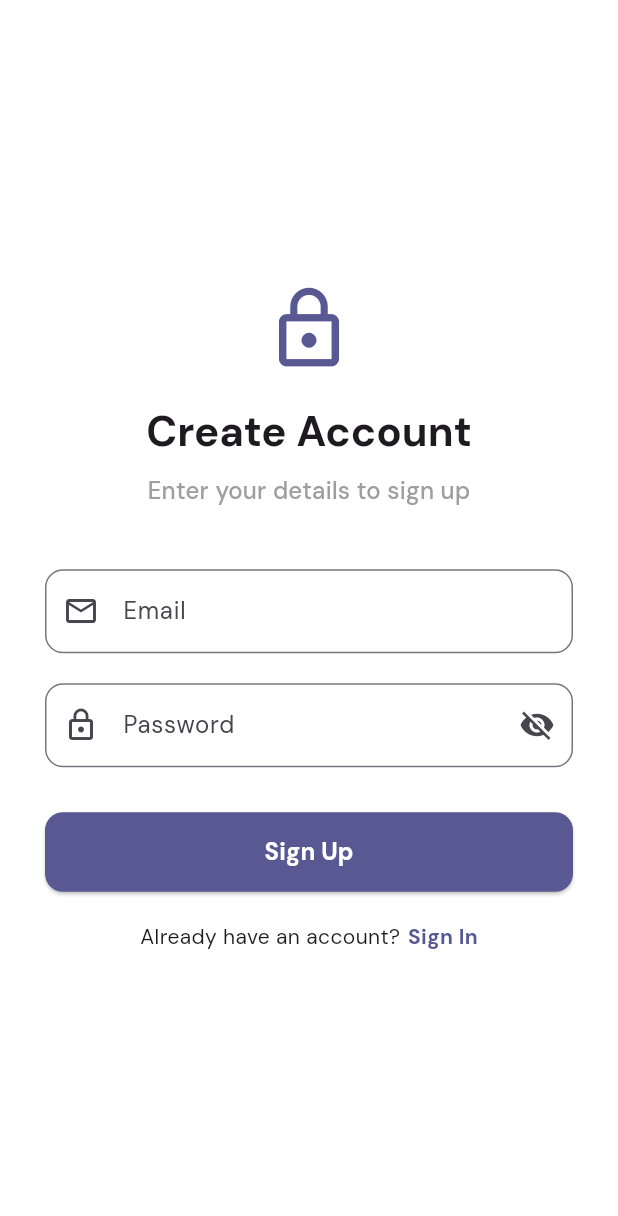
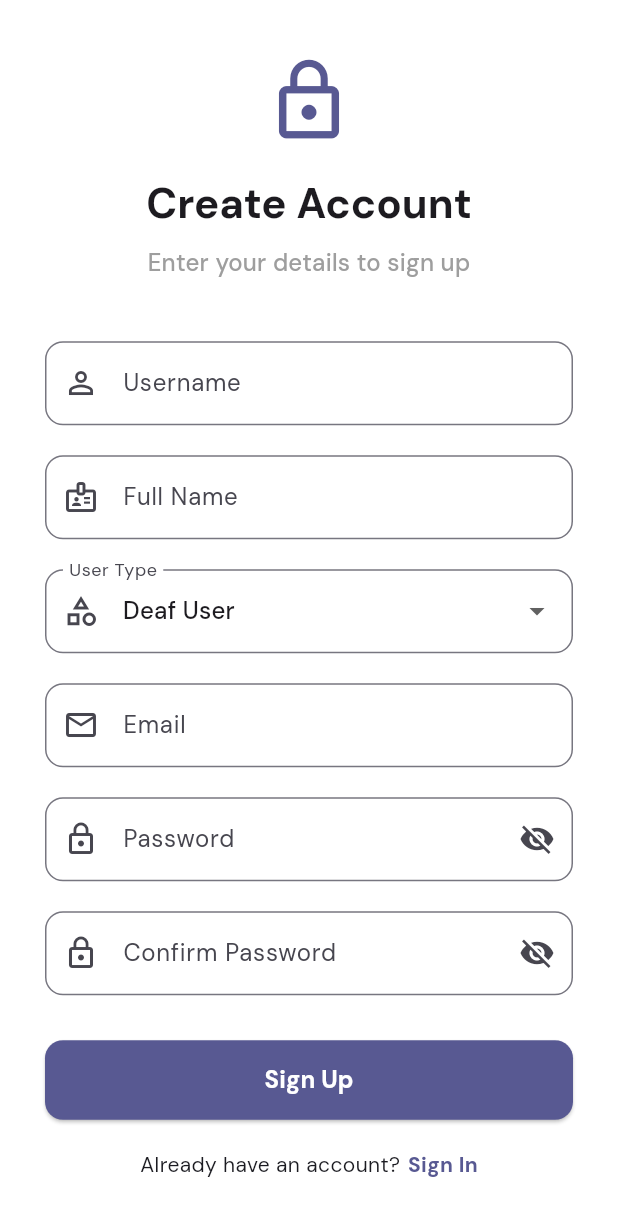
Before and after one commit to Reasondro/ImHEAR, a Flutter app: the screen it shows after launch, after a tap on "Sign In", after a tap on "Sign up", on a phone screen of 412 x 824 dp. Shown: the top 1216 px of the screen. Run offline on Flutter 3.47's test engine with Material 3 defaults, Android fonts, the phone set to English and light mode, and no system bars; our stand-ins replace equatable, flutter_bloc, flutter_dotenv, geolocator, google_fonts, rxdart and 1 more; accounts and stored records are empty.

Commit message:
FINALLY complete auth screen

```diff
--- a/lib/features/auth/presentation/screens/auth_screen.dart
+++ b/lib/features/auth/presentation/screens/auth_screen.dart
@@ -24,6 +24,9 @@ class _AuthScreenState extends State<AuthScreen> {
   bool _isSigningUp = false;
 
   bool _obscurePassword = true;
+  bool _obscureConfirmPassword = true;
+
+  UserRole _selectedRole = UserRole.deaf_user; //? default value just in case
   @override
   void dispose() {
     _usernameController.dispose();
@@ -36,27 +39,19 @@ class _AuthScreenState extends State<AuthScreen> {
 
   void _submitForm() {
     if (_formKey.currentState!.validate()) {
-      final String username = _usernameController.text.trim();
-      final String fullName = _fullNameController.text.trim();
       final String email = _emailController.text.trim();
       final String password = _passwordController.text.trim();
-      final String confirmPassword = _confirmPasswordController.text.trim();
 
       final AuthCubit authCubit = context.read<AuthCubit>();
 
       if (_isSigningUp) {
-        // authCubit.signUp(email, password, username, fullName, "deaf");
-        authCubit.signUp(
-          email,
-          password,
-          "dummy1",
-          "fullName",
-          UserRole.deaf_user,
-        );
+        final String username = _usernameController.text.trim();
+        final String fullName = _fullNameController.text.trim();
+        authCubit.signUp(email, password, username, fullName, _selectedRole);
       } else {
         authCubit.signIn(email, password);
       }
-    } else {}
+    }
   }
 
   @override
@@ -64,7 +59,7 @@ class _AuthScreenState extends State<AuthScreen> {
     final ThemeData theme = Theme.of(context);
 
     return Scaffold(
-      resizeToAvoidBottomInset: false,
+      // resizeToAvoidBottomInset: false,
       body: Center(
         child: SingleChildScrollView(
           padding: const EdgeInsets.all(30.0),
@@ -99,6 +94,80 @@ class _AuthScreenState extends State<AuthScreen> {
                   textAlign: TextAlign.center,
                 ),
                 const SizedBox(height: 40),
+
+                //? only when sigining up
+
+                // ?username field
+                if (_isSigningUp) ...[
+                  TextFormField(
+                    controller: _usernameController,
+                    decoration: InputDecoration(
+                      labelText: "Username",
+                      prefixIcon: const Icon(Icons.person_outline),
+                      border: OutlineInputBorder(
+                        borderRadius: BorderRadius.circular(12),
+                      ),
+                    ),
+                    validator: (value) {
+                      if (_isSigningUp && (value == null || value.isEmpty)) {
+                        return "Please enter a username";
+                      }
+                      return null;
+                    },
+                  ),
+                  const SizedBox(height: 20),
+
+                  //? full name field
+                  TextFormField(
+                    controller: _fullNameController,
+                    decoration: InputDecoration(
+                      labelText: 'Full Name',
+                      prefixIcon: const Icon(Icons.badge_outlined),
+                      border: OutlineInputBorder(
+                        borderRadius: BorderRadius.circular(12),
+                      ),
+                    ),
+                    validator: (value) {
+                      if (_isSigningUp && (value == null || value.isEmpty)) {
+                        return 'Please enter your full name';
+                      }
+                      return null;
+                    },
+                  ),
+                  const SizedBox(height: 20),
+
+                  //? role dropdown
+                  DropdownButtonFormField<UserRole>(
+                    value: UserRole.deaf_user, //? deafult
+                    decoration: InputDecoration(
+                      labelText: "User Type",
+                      prefixIcon: const Icon(Icons.category_outlined),
+                      border: OutlineInputBorder(
+                        borderRadius: BorderRadius.circular(12),
+                      ),
+                    ),
+                    items:
+                        UserRole.values.map((UserRole role) {
+                          String displayName =
+                              role == UserRole.deaf_user
+                                  ? "Deaf User"
+                                  : "Officials";
+                          return DropdownMenuItem<UserRole>(
+                            value: role,
+                            child: Text(displayName),
+                          );
+                        }).toList(),
+                    onChanged: (UserRole? newValue) {
+                      setState(() {
+                        _selectedRole = newValue ?? UserRole.deaf_user;
+                        print(_selectedRole.name);
+                      });
+                    },
+                  ),
+                  const SizedBox(height: 20),
+                ],
+
+                // ? role dropdown
 
                 //?--- email field ---
                 TextFormField(
@@ -153,6 +222,45 @@ class _AuthScreenState extends State<AuthScreen> {
                     return null;
                   },
                 ),
+
+                const SizedBox(height: 20),
+                //? confirm password field --
+                if (_isSigningUp)
+                  TextFormField(
+                    controller: _confirmPasswordController,
+                    decoration: InputDecoration(
+                      labelText: "Confirm Password",
+                      prefixIcon: const Icon(Icons.lock_outline),
+                      suffixIcon: IconButton(
+                        onPressed: () {
+                          setState(() {
+                            _obscureConfirmPassword = !_obscureConfirmPassword;
+                          });
+                        },
+                        icon: Icon(
+                          _obscureConfirmPassword
+                              ? Icons.visibility_off
+                              : Icons.visibility,
+                        ),
+                      ),
+                      border: OutlineInputBorder(
+                        borderRadius: BorderRadius.circular(12),
+                      ),
+                    ),
+                    obscureText: _obscureConfirmPassword,
+                    validator: (value) {
+                      if (_isSigningUp) {
+                        if (value == null || value.isEmpty) {
+                          return "Please confirm your password";
+                        }
+                        if (value != _passwordController.text) {
+                          return "Passwords do not match";
+                        }
+                      }
+                      return null;
+                    },
+                  ),
+
                 const SizedBox(height: 30),
 
                 // ?--- submit Button ---
@@ -200,8 +308,14 @@ class _AuthScreenState extends State<AuthScreen> {
                           _isSigningUp = !_isSigningUp;
                           _formKey.currentState
                               ?.reset(); //? reset validation state
+                          _usernameController.clear();
+                          _fullNameController.clear();
                           _emailController.clear();
+
                           _passwordController.clear();
+                          _confirmPasswordController.clear();
+                          _obscurePassword = true;
+                          _obscureConfirmPassword = true;
                         });
                       },
                       child: Text(
--- a/lib/features/deaf_user_dashboard/presentation/screens/deaf_user_dashboard_screen.dart
+++ b/lib/features/deaf_user_dashboard/presentation/screens/deaf_user_dashboard_screen.dart
@@ -1,6 +1,7 @@
 import 'package:flutter/material.dart';
 import 'package:flutter_bloc/flutter_bloc.dart';
 import 'package:geolocator/geolocator.dart';
+import 'package:komunika/features/auth/presentation/cubit/auth_cubit.dart';
 import 'package:komunika/features/user_location/presentation/cubit/user_location_cubit.dart';
 import 'package:komunika/features/user_location/presentation/cubit/user_location_state.dart'; // For openAppSettings/openLocationSettings
 
@@ -34,10 +35,19 @@ class DeafUserDashboardScreen extends StatelessWidget {
             tooltip: 'Stop Tracking',
             onPressed: () => context.read<UserLocationCubit>().stopTracking(),
           ),
+
+          IconButton(
+            icon: const Icon(Icons.logout),
+            tooltip: 'Sign Out',
+            onPressed: () {
+              // Call the signOut method from AuthCubit
+              context.read<AuthCubit>().signOut();
+            },
+          ),
         ],
       ),
       body: Center(
-        //! Use BlocBuilder to automatically rebuild the UI based on the Cubit's state
+        //! use BlocBuilder to automatically rebuild the UI based on the Cubit's state
         child: BlocBuilder<UserLocationCubit, UserLocationState>(
           builder: (context, state) {
             //? --- handle different states ---
--- a/lib/main.dart
+++ b/lib/main.dart
@@ -50,7 +50,6 @@ class MyApp extends StatelessWidget {
           builder: (_, authState) {
             print(authState);
             //? unauthenticated
-
             if (authState is AuthAuthenticated) {
               return DeafUserDashboardScreen();
             } else if (authState is AuthUnauthenticated ||
@@ -72,7 +71,6 @@ class MyApp extends StatelessWidget {
             }
           },
           listener: (ctx, state) {
-            print(state);
             if (state is AuthError) {
               ctx.customShowErrorSnackBar(state.message);
             }
```
